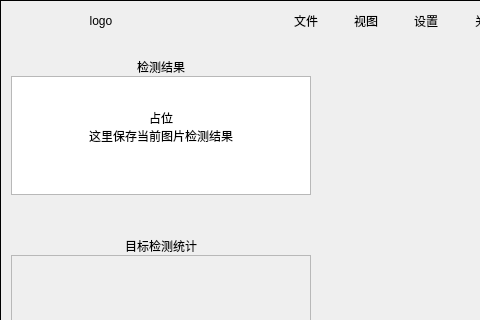
814696032/QT, file New_MainWin.ui: the form before one commit; both pictures show x 0 to 480 and y 0 to 320 of the 804 by 600 pixel window.
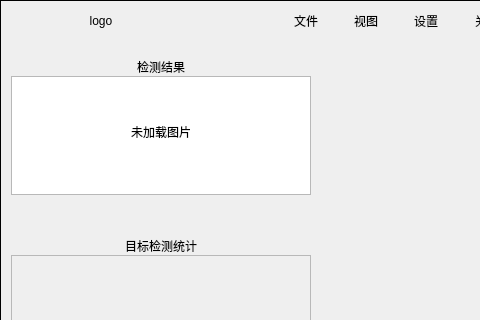
The form after the commit.

```diff
--- a/New_MainWin.ui
+++ b/New_MainWin.ui
@@ -701,8 +701,8 @@
 &lt;/style&gt;&lt;/head&gt;&lt;body style=&quot; font-family:'SimSun'; font-size:9pt; font-weight:400; font-style:normal;&quot;&gt;
 &lt;p align=&quot;center&quot; style=&quot;-qt-paragraph-type:empty; margin-top:0px; margin-bottom:0px; margin-left:0px; margin-right:0px; -qt-block-indent:0; text-indent:0px;&quot;&gt;&lt;br /&gt;&lt;/p&gt;
 &lt;p align=&quot;center&quot; style=&quot;-qt-paragraph-type:empty; margin-top:0px; margin-bottom:0px; margin-left:0px; margin-right:0px; -qt-block-indent:0; text-indent:0px;&quot;&gt;&lt;br /&gt;&lt;/p&gt;
-&lt;p align=&quot;center&quot; style=&quot; margin-top:0px; margin-bottom:0px; margin-left:0px; margin-right:0px; -qt-block-indent:0; text-indent:0px;&quot;&gt;占位&lt;/p&gt;
-&lt;p align=&quot;center&quot; style=&quot; margin-top:0px; margin-bottom:0px; margin-left:0px; margin-right:0px; -qt-block-indent:0; text-indent:0px;&quot;&gt;这里保存当前图片检测结果&lt;/p&gt;&lt;/body&gt;&lt;/html&gt;</string>
+&lt;p align=&quot;center&quot; style=&quot;-qt-paragraph-type:empty; margin-top:0px; margin-bottom:0px; margin-left:0px; margin-right:0px; -qt-block-indent:0; text-indent:0px;&quot;&gt;&lt;br /&gt;&lt;/p&gt;
+&lt;p align=&quot;center&quot; style=&quot; margin-top:0px; margin-bottom:0px; margin-left:0px; margin-right:0px; -qt-block-indent:0; text-indent:0px;&quot;&gt;未加载图片&lt;/p&gt;&lt;/body&gt;&lt;/html&gt;</string>
                   </property>
                  </widget>
                 </item>
```
Left out of the diff: 6 changed lines with no effect on the pictures.
